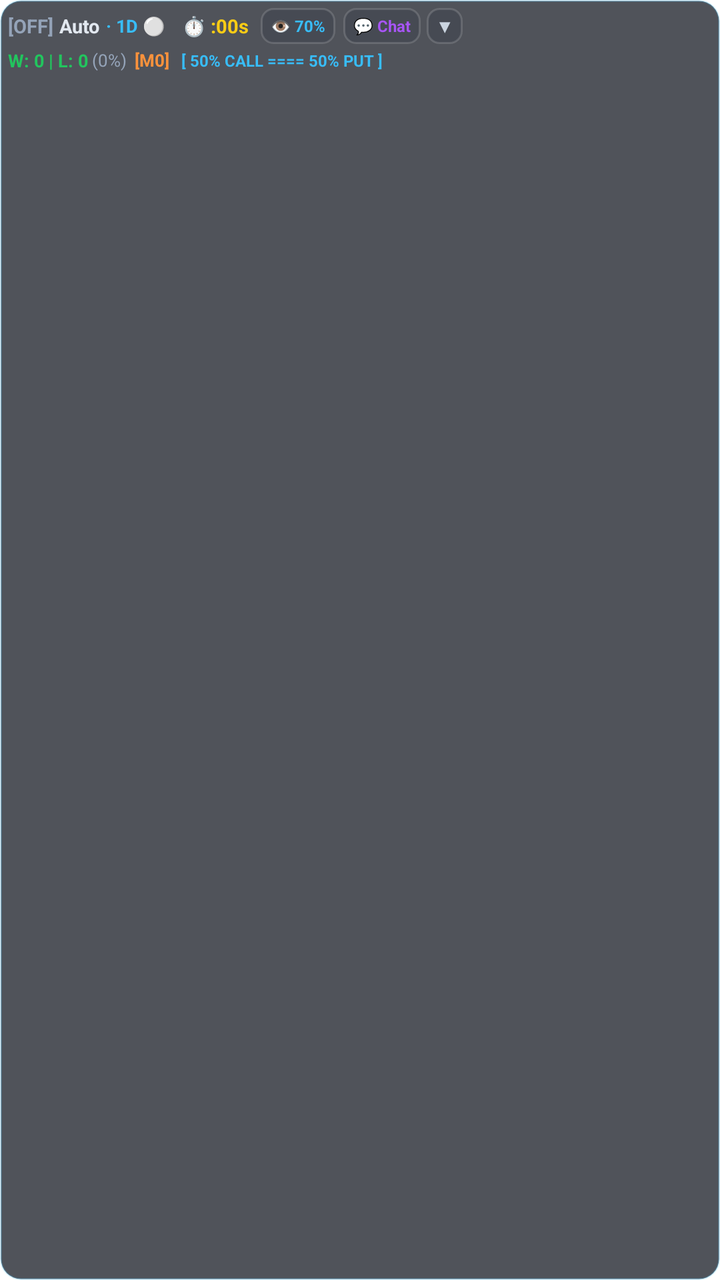
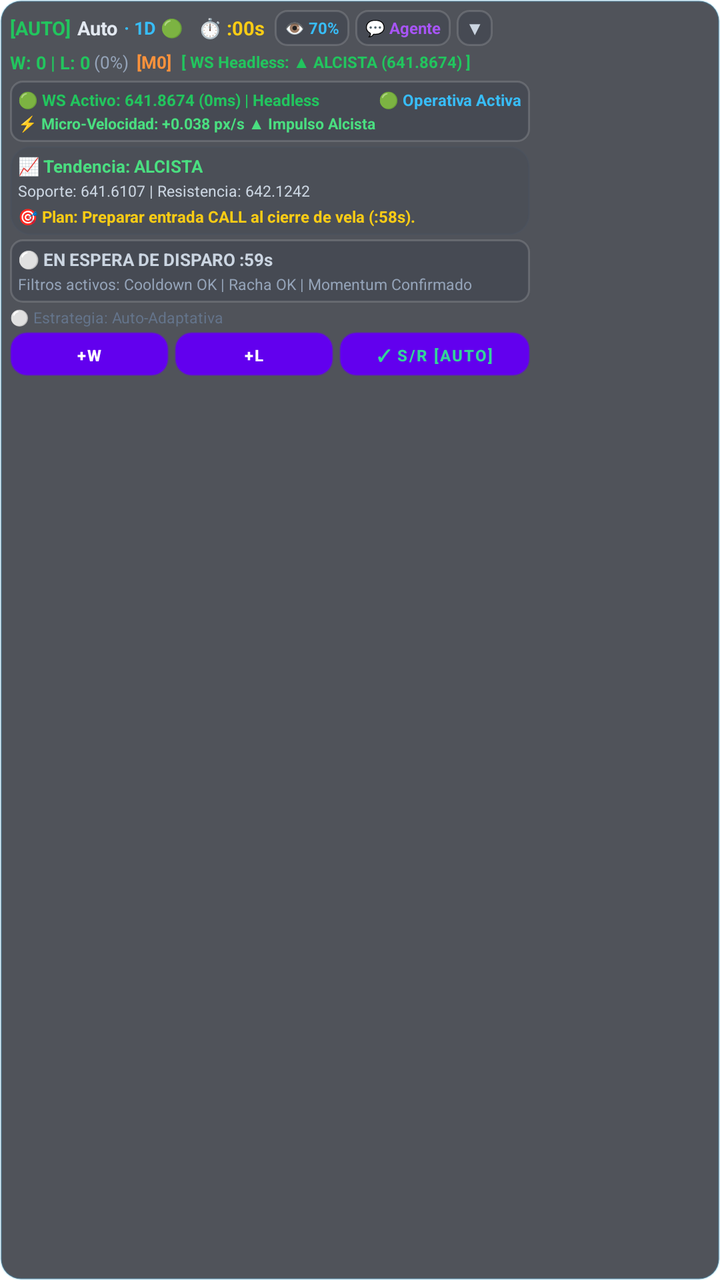

Screens rendered from an Android XML layout before and after an edit, with the pre-edit source and the edit as a unified diff.
<!-- AndroidManifest.xml: application theme Theme.TradeDraw -->
<!-- res/layout/layout_trading_hud.xml -->
<?xml version="1.0" encoding="utf-8"?>
<LinearLayout xmlns:android="http://schemas.android.com/apk/res/android"
    android:id="@+id/hud_root"
    android:layout_width="wrap_content"
    android:layout_height="wrap_content"
    android:orientation="vertical"
    android:background="@drawable/bg_hud_panel"
    android:padding="4dp"
    android:elevation="12dp">

    
    <LinearLayout
        android:id="@+id/hud_header_line1"
        android:layout_width="wrap_content"
        android:layout_height="wrap_content"
        android:orientation="horizontal"
        android:gravity="center_vertical">

        <TextView
            android:id="@+id/hud_mode"
            android:layout_width="wrap_content"
            android:layout_height="wrap_content"
            android:text="[OFF]"
            android:textColor="#94a3b8"
            android:textSize="9.5sp"
            android:textStyle="bold"
            android:paddingEnd="3dp" />

        <TextView
            android:id="@+id/hud_strategy"
            android:layout_width="wrap_content"
            android:layout_height="wrap_content"
            android:text="Auto"
            android:textColor="#e2e8f0"
            android:textSize="9.5sp"
            android:textStyle="bold" />

        <TextView
            android:id="@+id/hud_streak_badge"
            android:layout_width="wrap_content"
            android:layout_height="wrap_content"
            android:text="· 1D ⚪"
            android:textColor="#38bdf8"
            android:textSize="9sp"
            android:textStyle="bold"
            android:layout_marginStart="3dp" />

        <TextView
            android:id="@+id/hud_timer"
            android:layout_width="wrap_content"
            android:layout_height="wrap_content"
            android:text=" ⏱️ :00s"
            android:textColor="#facc15"
            android:textSize="9.5sp"
            android:textStyle="bold"
            android:layout_marginStart="6dp" />

        
        <TextView
            android:id="@+id/hud_btn_opacity"
            android:layout_width="wrap_content"
            android:layout_height="18dp"
            android:text=" 👁️ 70% "
            android:textColor="#38bdf8"
            android:textSize="8sp"
            android:textStyle="bold"
            android:gravity="center"
            android:background="@drawable/bg_hud_chip"
            android:layout_marginStart="6dp"
            android:paddingHorizontal="3dp"
            android:clickable="true"
            android:focusable="true" />

        
        <TextView
            android:id="@+id/hud_btn_chat"
            android:layout_width="wrap_content"
            android:layout_height="18dp"
            android:text=" 💬 Chat "
            android:textColor="#a855f7"
            android:textSize="8sp"
            android:textStyle="bold"
            android:gravity="center"
            android:background="@drawable/bg_hud_chip"
            android:layout_marginStart="4dp"
            android:paddingHorizontal="3dp"
            android:clickable="true"
            android:focusable="true" />

        
        <TextView
            android:id="@+id/hud_btn_collapse"
            android:layout_width="18dp"
            android:layout_height="18dp"
            android:text="▼"
            android:textColor="#cbd5e1"
            android:textSize="8.5sp"
            android:textStyle="bold"
            android:gravity="center"
            android:background="@drawable/bg_hud_chip"
            android:layout_marginStart="3dp"
            android:clickable="true"
            android:focusable="true" />
    </LinearLayout>

    
    <LinearLayout
        android:id="@+id/hud_opacity_slider_container"
        android:layout_width="match_parent"
        android:layout_height="24dp"
        android:orientation="horizontal"
        android:gravity="center_vertical"
        android:background="@drawable/bg_hud_chip"
        android:paddingHorizontal="6dp"
        android:layout_marginTop="2dp"
        android:visibility="gone">

        <TextView
            android:layout_width="wrap_content"
            android:layout_height="wrap_content"
            android:text="👁️ Opacidad"
            android:textColor="#38bdf8"
            android:textSize="8sp"
            android:textStyle="bold" />

        <SeekBar
            android:id="@+id/hud_seek_opacity"
            android:layout_width="0dp"
            android:layout_height="wrap_content"
            android:layout_weight="1"
            android:max="80"
            android:progress="50"
            android:thumbTint="#38bdf8"
            android:progressTint="#38bdf8"
            android:progressBackgroundTint="#334155" />

        <TextView
            android:id="@+id/hud_txt_opacity_value"
            android:layout_width="28dp"
            android:layout_height="wrap_content"
            android:text="70%"
            android:gravity="end"
            android:textColor="#f8fafc"
            android:textSize="8sp"
            android:textStyle="bold" />
    </LinearLayout>

    
    <LinearLayout
        android:id="@+id/hud_header_line2"
        android:layout_width="wrap_content"
        android:layout_height="wrap_content"
        android:orientation="horizontal"
        android:gravity="center_vertical"
        android:layout_marginTop="2dp">

        <TextView
            android:id="@+id/hud_stats"
            android:layout_width="wrap_content"
            android:layout_height="wrap_content"
            android:text="W: 0 | L: 0"
            android:textColor="#22c55e"
            android:textSize="9sp"
            android:textStyle="bold" />

        <TextView
            android:id="@+id/hud_winrate"
            android:layout_width="wrap_content"
            android:layout_height="wrap_content"
            android:text=" (0%)"
            android:textColor="#94a3b8"
            android:textSize="8.5sp" />

        <TextView
            android:id="@+id/hud_martingale_badge"
            android:layout_width="wrap_content"
            android:layout_height="wrap_content"
            android:text=" [M0]"
            android:textColor="#fb923c"
            android:textSize="8.5sp"
            android:textStyle="bold"
            android:layout_marginStart="2dp" />

        
        <TextView
            android:id="@+id/hud_power_bar"
            android:layout_width="wrap_content"
            android:layout_height="wrap_content"
            android:text="[ 50% CALL ==== 50% PUT ]"
            android:textColor="#38bdf8"
            android:textSize="8sp"
            android:textStyle="bold"
            android:layout_marginStart="6dp" />
    </LinearLayout>

    
    <LinearLayout
        android:id="@+id/hud_details_container"
        android:layout_width="wrap_content"
        android:layout_height="wrap_content"
        android:orientation="vertical"
        android:layout_marginTop="3dp"
        android:visibility="gone">

        
        <TextView
            android:id="@+id/hud_status"
            android:layout_width="wrap_content"
            android:layout_height="wrap_content"
            android:text="⚪ En espera"
            android:textColor="#cbd5e1"
            android:textSize="8.5sp"
            android:layout_marginTop="1dp" />

        
        <TextView
            android:id="@+id/hud_diag"
            android:layout_width="wrap_content"
            android:layout_height="wrap_content"
            android:text="📷 Frames: 0 | Visión: OK"
            android:textColor="#94a3b8"
            android:textSize="8sp"
            android:layout_marginTop="1dp" />

        
        <LinearLayout
            android:id="@+id/hud_didactic_card"
            android:layout_width="match_parent"
            android:layout_height="wrap_content"
            android:orientation="vertical"
            android:background="@drawable/bg_hud_signal_idle"
            android:padding="3dp"
            android:layout_marginTop="2dp">

            <TextView
                android:id="@+id/hud_trend_badge"
                android:layout_width="wrap_content"
                android:layout_height="wrap_content"
                android:text="📈 Tendencia: Lateral / Dojis (50%)"
                android:textColor="#38bdf8"
                android:textSize="8.5sp"
                android:textStyle="bold" />

            <TextView
                android:id="@+id/hud_trend_reason"
                android:layout_width="wrap_content"
                android:layout_height="wrap_content"
                android:text="Analizando confluencia de soporte y resistencia..."
                android:textColor="#94a3b8"
                android:textSize="7.5sp"
                android:layout_marginTop="1dp" />

            <TextView
                android:id="@+id/hud_planned_action"
                android:layout_width="wrap_content"
                android:layout_height="wrap_content"
                android:text="🎯 Plan: Vigilando confirmación de ruptura o rebote"
                android:textColor="#facc15"
                android:textSize="8sp"
                android:textStyle="bold"
                android:layout_marginTop="2dp" />
        </LinearLayout>

        
        <LinearLayout
            android:id="@+id/hud_signal_card"
            android:layout_width="match_parent"
            android:layout_height="wrap_content"
            android:orientation="vertical"
            android:background="@drawable/bg_hud_signal_idle"
            android:padding="3dp"
            android:layout_marginTop="2dp">

            <TextView
                android:id="@+id/hud_signal_title"
                android:layout_width="wrap_content"
                android:layout_height="wrap_content"
                android:text="⚪ EN ESPERA DE SEÑAL"
                android:textColor="#cbd5e1"
                android:textSize="9sp"
                android:textStyle="bold" />

            <TextView
                android:id="@+id/hud_signal_desc"
                android:layout_width="wrap_content"
                android:layout_height="wrap_content"
                android:text="Vigilando patrones de acción del precio..."
                android:textColor="#94a3b8"
                android:textSize="8sp"
                android:layout_marginTop="1dp" />

            <TextView
                android:id="@+id/hud_signal_countdown"
                android:layout_width="wrap_content"
                android:layout_height="wrap_content"
                android:text=""
                android:textColor="#facc15"
                android:textSize="8.5sp"
                android:textStyle="bold"
                android:visibility="gone"
                android:layout_marginTop="1dp" />
        </LinearLayout>

        
        <TextView
            android:id="@+id/hud_hint"
            android:layout_width="wrap_content"
            android:layout_height="wrap_content"
            android:text="⚪ En espera"
            android:textColor="#94a3b8"
            android:textSize="8sp"
            android:layout_marginTop="1dp" />

        
        <LinearLayout
            android:layout_width="wrap_content"
            android:layout_height="wrap_content"
            android:orientation="horizontal"
            android:gravity="center_vertical"
            android:layout_marginTop="3dp">

            <Button
                android:id="@+id/hud_btn_win"
                android:layout_width="40dp"
                android:layout_height="22dp"
                android:text="+W"
                android:textSize="8.5sp"
                android:textStyle="bold"
                android:textColor="#ffffff"
                android:background="@drawable/bg_hud_btn_win"
                android:padding="0dp" />

            <Button
                android:id="@+id/hud_btn_loss"
                android:layout_width="40dp"
                android:layout_height="22dp"
                android:text="+L"
                android:textSize="8.5sp"
                android:textStyle="bold"
                android:textColor="#ffffff"
                android:background="@drawable/bg_hud_btn_loss"
                android:layout_marginStart="3dp"
                android:padding="0dp" />

            <Button
                android:id="@+id/hud_btn_recalc_ai"
                android:layout_width="wrap_content"
                android:layout_height="22dp"
                android:text="↺ S/R"
                android:textSize="8.5sp"
                android:textStyle="bold"
                android:textColor="#ffffff"
                android:background="@drawable/bg_hud_btn_recalc"
                android:layout_marginStart="5dp"
                android:paddingStart="5dp"
                android:paddingEnd="5dp" />
        </LinearLayout>
    </LinearLayout>

</LinearLayout>
<!-- resources referenced by this layout -->
<resources>
  <!-- drawable bg_hud_btn_loss (drawable) -->
  <?xml version="1.0" encoding="utf-8"?>
  <ripple xmlns:android="http://schemas.android.com/apk/res/android"
      android:color="#40FFFFFF">
      <item>
          <shape android:shape="rectangle">
              <gradient
                  android:startColor="#F43F5E"
                  android:endColor="#E11D48"
                  android:angle="270" />
              <corners android:radius="8dp" />
              <stroke
                  android:width="1dp"
                  android:color="#4DFB7185" />
          </shape>
      </item>
  </ripple>
  <!-- drawable bg_hud_btn_recalc (drawable) -->
  <?xml version="1.0" encoding="utf-8"?>
  <ripple xmlns:android="http://schemas.android.com/apk/res/android"
      android:color="#40FFFFFF">
      <item>
          <shape android:shape="rectangle">
              <gradient
                  android:startColor="#0284c7"
                  android:endColor="#0369a1"
                  android:angle="270" />
              <corners android:radius="8dp" />
              <stroke
                  android:width="1dp"
                  android:color="#4D38BDF8" />
          </shape>
      </item>
  </ripple>
  <!-- drawable bg_hud_btn_win (drawable) -->
  <?xml version="1.0" encoding="utf-8"?>
  <ripple xmlns:android="http://schemas.android.com/apk/res/android"
      android:color="#40FFFFFF">
      <item>
          <shape android:shape="rectangle">
              <gradient
                  android:startColor="#10B981"
                  android:endColor="#059669"
                  android:angle="270" />
              <corners android:radius="8dp" />
              <stroke
                  android:width="1dp"
                  android:color="#4D34D399" />
          </shape>
      </item>
  </ripple>
  <!-- drawable bg_hud_chip (drawable) -->
  <?xml version="1.0" encoding="utf-8"?>
  <shape xmlns:android="http://schemas.android.com/apk/res/android"
      android:shape="rectangle">
      <solid android:color="#331E293B" />
      <corners android:radius="6dp" />
      <stroke
          android:width="1dp"
          android:color="#26FFFFFF" />
  </shape>
  <!-- drawable bg_hud_panel (drawable) -->
  <?xml version="1.0" encoding="utf-8"?>
  <shape xmlns:android="http://schemas.android.com/apk/res/android"
      android:shape="rectangle">
      <solid android:color="#B3070A14" />
      <corners android:radius="10dp" />
      <stroke
          android:width="1dp"
          android:color="#3338BDF8" />
  </shape>
  <!-- drawable bg_hud_signal_idle (drawable) -->
  <?xml version="1.0" encoding="utf-8"?>
  <shape xmlns:android="http://schemas.android.com/apk/res/android"
      android:shape="rectangle">
      <solid android:color="#1A1E293B" />
      <corners android:radius="10dp" />
      <stroke
          android:width="1dp"
          android:color="#33475569" />
  </shape>
  <style name="Theme.TradeDraw" parent="Theme.MaterialComponents.DayNight.NoActionBar" />
</resources>

<!-- the commit's change to res/layout/layout_trading_hud.xml (unified diff, before → after) -->
@@ -5,8 +5,8 @@
     android:layout_height="wrap_content"
     android:orientation="vertical"
     android:background="@drawable/bg_hud_panel"
-    android:padding="4dp"
-    android:elevation="12dp">
+    android:padding="5dp"
+    android:elevation="14dp">
 
     
     <LinearLayout
@@ -20,8 +20,8 @@
             android:id="@+id/hud_mode"
             android:layout_width="wrap_content"
             android:layout_height="wrap_content"
-            android:text="[OFF]"
-            android:textColor="#94a3b8"
+            android:text="[AUTO]"
+            android:textColor="#22c55e"
             android:textSize="9.5sp"
             android:textStyle="bold"
             android:paddingEnd="3dp" />
@@ -39,7 +39,7 @@
             android:id="@+id/hud_streak_badge"
             android:layout_width="wrap_content"
             android:layout_height="wrap_content"
-            android:text="· 1D ⚪"
+            android:text="· 1D 🟢"
             android:textColor="#38bdf8"
             android:textSize="9sp"
             android:textStyle="bold"
@@ -53,7 +53,7 @@
             android:textColor="#facc15"
             android:textSize="9.5sp"
             android:textStyle="bold"
-            android:layout_marginStart="6dp" />
+            android:layout_marginStart="5dp" />
 
         
         <TextView
@@ -66,7 +66,7 @@
             android:textStyle="bold"
             android:gravity="center"
             android:background="@drawable/bg_hud_chip"
-            android:layout_marginStart="6dp"
+            android:layout_marginStart="5dp"
             android:paddingHorizontal="3dp"
             android:clickable="true"
             android:focusable="true" />
@@ -76,13 +76,13 @@
             android:id="@+id/hud_btn_chat"
             android:layout_width="wrap_content"
             android:layout_height="18dp"
-            android:text=" 💬 Chat "
+            android:text=" 💬 Agente "
             android:textColor="#a855f7"
             android:textSize="8sp"
             android:textStyle="bold"
             android:gravity="center"
             android:background="@drawable/bg_hud_chip"
-            android:layout_marginStart="4dp"
+            android:layout_marginStart="3dp"
             android:paddingHorizontal="3dp"
             android:clickable="true"
             android:focusable="true" />
@@ -186,41 +186,68 @@
             android:id="@+id/hud_power_bar"
             android:layout_width="wrap_content"
             android:layout_height="wrap_content"
-            android:text="[ 50% CALL ==== 50% PUT ]"
-            android:textColor="#38bdf8"
-            android:textSize="8sp"
-            android:textStyle="bold"
-            android:layout_marginStart="6dp" />
+            android:text="[ WS Headless: ▲ ALCISTA (641.8674) ]"
+            android:textColor="#22c55e"
+            android:textSize="8sp"
+            android:textStyle="bold"
+            android:layout_marginStart="5dp" />
     </LinearLayout>
 
     
     <LinearLayout
         android:id="@+id/hud_details_container"
-        android:layout_width="wrap_content"
+        android:layout_width="260dp"
         android:layout_height="wrap_content"
         android:orientation="vertical"
         android:layout_marginTop="3dp"
-        android:visibility="gone">
-
-        
-        <TextView
-            android:id="@+id/hud_status"
-            android:layout_width="wrap_content"
-            android:layout_height="wrap_content"
-            android:text="⚪ En espera"
-            android:textColor="#cbd5e1"
-            android:textSize="8.5sp"
-            android:layout_marginTop="1dp" />
-
-        
-        <TextView
-            android:id="@+id/hud_diag"
-            android:layout_width="wrap_content"
-            android:layout_height="wrap_content"
-            android:text="📷 Frames: 0 | Visión: OK"
-            android:textColor="#94a3b8"
-            android:textSize="8sp"
-            android:layout_marginTop="1dp" />
+        android:visibility="visible">
+
+        
+        <LinearLayout
+            android:layout_width="match_parent"
+            android:layout_height="wrap_content"
+            android:orientation="vertical"
+            android:background="@drawable/bg_hud_chip"
+            android:padding="4dp"
+            android:layout_marginBottom="2dp">
+
+            <LinearLayout
+                android:layout_width="match_parent"
+                android:layout_height="wrap_content"
+                android:orientation="horizontal"
+                android:gravity="center_vertical">
+
+                <TextView
+                    android:id="@+id/hud_diag"
+                    android:layout_width="0dp"
+                    android:layout_height="wrap_content"
+                    android:layout_weight="1"
+                    android:text="🟢 WS Activo: 641.8674 (0ms) | Headless"
+                    android:textColor="#22c55e"
+                    android:textSize="8sp"
+                    android:textStyle="bold" />
+
+                <TextView
+                    android:id="@+id/hud_status"
+                    android:layout_width="wrap_content"
+                    android:layout_height="wrap_content"
+                    android:text="🟢 Operativa Activa"
+                    android:textColor="#38bdf8"
+                    android:textSize="8sp"
+                    android:textStyle="bold" />
+            </LinearLayout>
+
+            
+            <TextView
+                android:id="@+id/hud_tick_velocity"
+                android:layout_width="match_parent"
+                android:layout_height="wrap_content"
+                android:text="⚡ Micro-Velocidad: +0.038 px/s ▲ Impulso Alcista"
+                android:textColor="#4ade80"
+                android:textSize="7.5sp"
+                android:textStyle="bold"
+                android:layout_marginTop="1dp" />
+        </LinearLayout>
 
         
         <LinearLayout
@@ -229,102 +256,112 @@
             android:layout_height="wrap_content"
             android:orientation="vertical"
             android:background="@drawable/bg_hud_signal_idle"
-            android:padding="3dp"
-            android:layout_marginTop="2dp">
-
+            android:padding="4dp"
+            android:layout_marginBottom="2dp">
+
+            
             <TextView
                 android:id="@+id/hud_trend_badge"
                 android:layout_width="wrap_content"
                 android:layout_height="wrap_content"
-                android:text="📈 Tendencia: Lateral / Dojis (50%)"
-                android:textColor="#38bdf8"
+                android:text="📈 Tendencia: ALCISTA"
+                android:textColor="#4ade80"
                 android:textSize="8.5sp"
                 android:textStyle="bold" />
 
+            
             <TextView
                 android:id="@+id/hud_trend_reason"
                 android:layout_width="wrap_content"
                 android:layout_height="wrap_content"
-                android:text="Analizando confluencia de soporte y resistencia..."
+                android:text="Soporte: 641.6107 | Resistencia: 642.1242"
+                android:textColor="#cbd5e1"
+                android:textSize="7.5sp"
+                android:layout_marginTop="1dp" />
+
+            
+            <TextView
+                android:id="@+id/hud_planned_action"
+                android:layout_width="match_parent"
+                android:layout_height="wrap_content"
+                android:text="🎯 Plan: Preparar entrada CALL al cierre de vela (:58s)."
+                android:textColor="#facc15"
+                android:textSize="8sp"
+                android:textStyle="bold"
+                android:layout_marginTop="2dp" />
+        </LinearLayout>
+
+        
+        <LinearLayout
+            android:id="@+id/hud_signal_card"
+            android:layout_width="match_parent"
+            android:layout_height="wrap_content"
+            android:orientation="vertical"
+            android:background="@drawable/bg_hud_chip"
+            android:padding="4dp"
+            android:layout_marginBottom="2dp">
+
+            <LinearLayout
+                android:layout_width="match_parent"
+                android:layout_height="wrap_content"
+                android:orientation="horizontal"
+                android:gravity="center_vertical">
+
+                <TextView
+                    android:id="@+id/hud_signal_title"
+                    android:layout_width="0dp"
+                    android:layout_height="wrap_content"
+                    android:layout_weight="1"
+                    android:text="⚪ EN ESPERA DE DISPARO :59s"
+                    android:textColor="#cbd5e1"
+                    android:textSize="8.5sp"
+                    android:textStyle="bold" />
+
+                <TextView
+                    android:id="@+id/hud_signal_countdown"
+                    android:layout_width="wrap_content"
+                    android:layout_height="wrap_content"
+                    android:text=""
+                    android:textColor="#facc15"
+                    android:textSize="8sp"
+                    android:textStyle="bold"
+                    android:visibility="gone" />
+            </LinearLayout>
+
+            <TextView
+                android:id="@+id/hud_signal_desc"
+                android:layout_width="match_parent"
+                android:layout_height="wrap_content"
+                android:text="Filtros activos: Cooldown OK | Racha OK | Momentum Confirmado"
                 android:textColor="#94a3b8"
                 android:textSize="7.5sp"
                 android:layout_marginTop="1dp" />
-
-            <TextView
-                android:id="@+id/hud_planned_action"
-                android:layout_width="wrap_content"
-                android:layout_height="wrap_content"
-                android:text="🎯 Plan: Vigilando confirmación de ruptura o rebote"
-                android:textColor="#facc15"
-                android:textSize="8sp"
-                android:textStyle="bold"
-                android:layout_marginTop="2dp" />
         </LinearLayout>
 
         
+        <TextView
+            android:id="@+id/hud_hint"
+            android:layout_width="wrap_content"
+            android:layout_height="wrap_content"
+            android:text="⚪ Estrategia: Auto-Adaptativa"
+            android:textColor="#64748b"
+            android:textSize="7.5sp"
+            android:layout_marginBottom="2dp" />
+
+        
         <LinearLayout
-            android:id="@+id/hud_signal_card"
             android:layout_width="match_parent"
             android:layout_height="wrap_content"
-            android:orientation="vertical"
-            android:background="@drawable/bg_hud_signal_idle"
-            android:padding="3dp"
-            android:layout_marginTop="2dp">
-
-            <TextView
-                android:id="@+id/hud_signal_title"
-                android:layout_width="wrap_content"
-                android:layout_height="wrap_content"
-                android:text="⚪ EN ESPERA DE SEÑAL"
-                android:textColor="#cbd5e1"
-                android:textSize="9sp"
-                android:textStyle="bold" />
-
-            <TextView
-                android:id="@+id/hud_signal_desc"
-                android:layout_width="wrap_content"
-                android:layout_height="wrap_content"
-                android:text="Vigilando patrones de acción del precio..."
-                android:textColor="#94a3b8"
-                android:textSize="8sp"
-                android:layout_marginTop="1dp" />
-
-            <TextView
-                android:id="@+id/hud_signal_countdown"
-                android:layout_width="wrap_content"
-                android:layout_height="wrap_content"
-                android:text=""
-                android:textColor="#facc15"
-                android:textSize="8.5sp"
-                android:textStyle="bold"
-                android:visibility="gone"
-                android:layout_marginTop="1dp" />
-        </LinearLayout>
-
-        
-        <TextView
-            android:id="@+id/hud_hint"
-            android:layout_width="wrap_content"
-            android:layout_height="wrap_content"
-            android:text="⚪ En espera"
-            android:textColor="#94a3b8"
-            android:textSize="8sp"
-            android:layout_marginTop="1dp" />
-
-        
-        <LinearLayout
-            android:layout_width="wrap_content"
-            android:layout_height="wrap_content"
             android:orientation="horizontal"
-            android:gravity="center_vertical"
-            android:layout_marginTop="3dp">
+            android:gravity="center_vertical">
 
             <Button
                 android:id="@+id/hud_btn_win"
-                android:layout_width="40dp"
+                android:layout_width="0dp"
                 android:layout_height="22dp"
+                android:layout_weight="1"
                 android:text="+W"
-                android:textSize="8.5sp"
+                android:textSize="8sp"
                 android:textStyle="bold"
                 android:textColor="#ffffff"
                 android:background="@drawable/bg_hud_btn_win"
@@ -332,10 +369,11 @@
 
             <Button
                 android:id="@+id/hud_btn_loss"
-                android:layout_width="40dp"
+                android:layout_width="0dp"
                 android:layout_height="22dp"
+                android:layout_weight="1"
                 android:text="+L"
-                android:textSize="8.5sp"
+                android:textSize="8sp"
                 android:textStyle="bold"
                 android:textColor="#ffffff"
                 android:background="@drawable/bg_hud_btn_loss"
@@ -344,16 +382,16 @@
 
             <Button
                 android:id="@+id/hud_btn_recalc_ai"
-                android:layout_width="wrap_content"
+                android:layout_width="0dp"
                 android:layout_height="22dp"
-                android:text="↺ S/R"
-                android:textSize="8.5sp"
-                android:textStyle="bold"
-                android:textColor="#ffffff"
+                android:layout_weight="1.2"
+                android:text="✓ S/R [Auto]"
+                android:textSize="8sp"
+                android:textStyle="bold"
+                android:textColor="#34d399"
                 android:background="@drawable/bg_hud_btn_recalc"
-                android:layout_marginStart="5dp"
-                android:paddingStart="5dp"
-                android:paddingEnd="5dp" />
+                android:layout_marginStart="3dp"
+                android:padding="0dp" />
         </LinearLayout>
     </LinearLayout>
 
